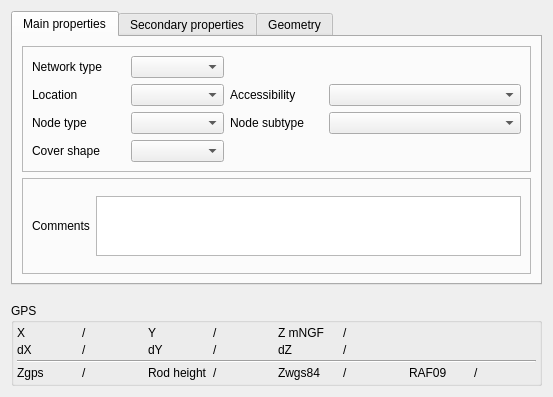
This is Lamia/iface/qgiswidget/tools/toolprepro/base3_urbandrainage/lamiabase_ud_node_tool_ui.ui in Artelia/Lamia as Qt 5 draws it before an edit. The edited form follows.
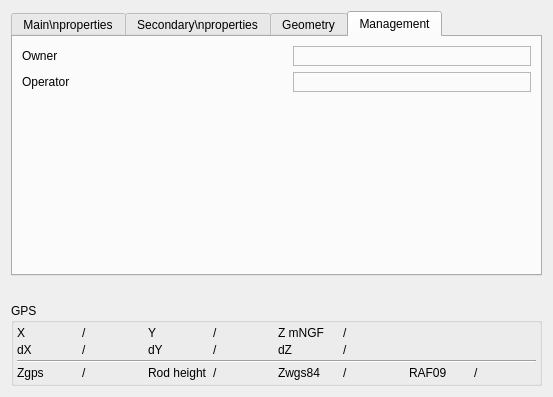
This is the edited form. The open tabs and pages were chosen to show the change.

The edit to the form file:
```diff
--- a/Lamia/iface/qgiswidget/tools/toolprepro/base3_urbandrainage/lamiabase_ud_node_tool_ui.ui
+++ b/Lamia/iface/qgiswidget/tools/toolprepro/base3_urbandrainage/lamiabase_ud_node_tool_ui.ui
@@ -21,7 +21,7 @@
      </property>
      <widget class="QWidget" name="tab_6">
       <attribute name="title">
-       <string>Main properties</string>
+       <string>Main\nproperties</string>
       </attribute>
       <layout class="QVBoxLayout" name="verticalLayout_3">
        <item>
@@ -150,7 +150,7 @@
      </widget>
      <widget class="QWidget" name="tab_7">
       <attribute name="title">
-       <string>Secondary properties</string>
+       <string>Secondary\nproperties</string>
       </attribute>
       <layout class="QVBoxLayout" name="verticalLayout_4">
        <item>
@@ -892,6 +892,62 @@
        </item>
       </layout>
      </widget>
+     <widget class="QWidget" name="tab_9">
+      <attribute name="title">
+       <string>Management</string>
+      </attribute>
+      <layout class="QGridLayout" name="gridLayout_24">
+       <item row="0" column="0">
+        <widget class="QLabel" name="label_94">
+         <property name="text">
+          <string>Owner</string>
+         </property>
+        </widget>
+       </item>
+       <item row="0" column="1">
+        <widget class="QFrame" name="frame_owner">
+         <property name="frameShape">
+          <enum>QFrame::StyledPanel</enum>
+         </property>
+         <property name="frameShadow">
+          <enum>QFrame::Raised</enum>
+         </property>
+         <layout class="QVBoxLayout" name="verticalLayout_14"/>
+        </widget>
+       </item>
+       <item row="1" column="0">
+        <widget class="QLabel" name="label_93">
+         <property name="text">
+          <string>Operator</string>
+         </property>
+        </widget>
+       </item>
+       <item row="1" column="1">
+        <widget class="QFrame" name="frame_operator">
+         <property name="frameShape">
+          <enum>QFrame::StyledPanel</enum>
+         </property>
+         <property name="frameShadow">
+          <enum>QFrame::Raised</enum>
+         </property>
+         <layout class="QVBoxLayout" name="verticalLayout_15"/>
+        </widget>
+       </item>
+       <item row="2" column="0">
+        <spacer name="verticalSpacer_7">
+         <property name="orientation">
+          <enum>Qt::Vertical</enum>
+         </property>
+         <property name="sizeHint" stdset="0">
+          <size>
+           <width>265</width>
+           <height>161</height>
+          </size>
+         </property>
+        </spacer>
+       </item>
+      </layout>
+     </widget>
     </widget>
    </item>
    <item>
```
Left out of the diff: 2 changed lines with no effect on the pictures.
